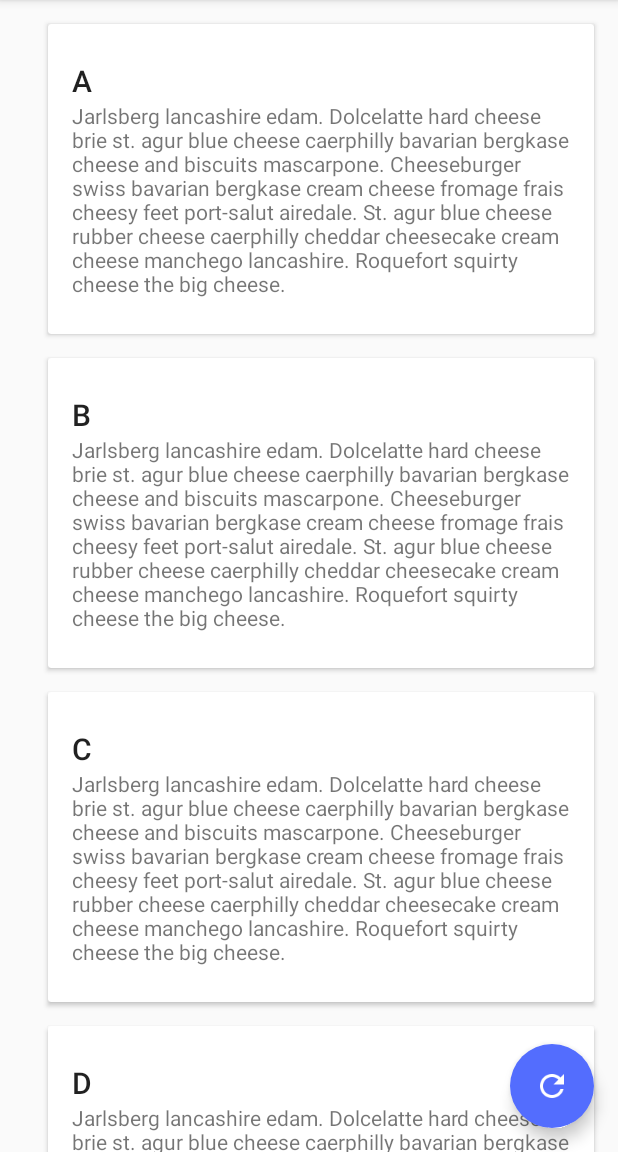
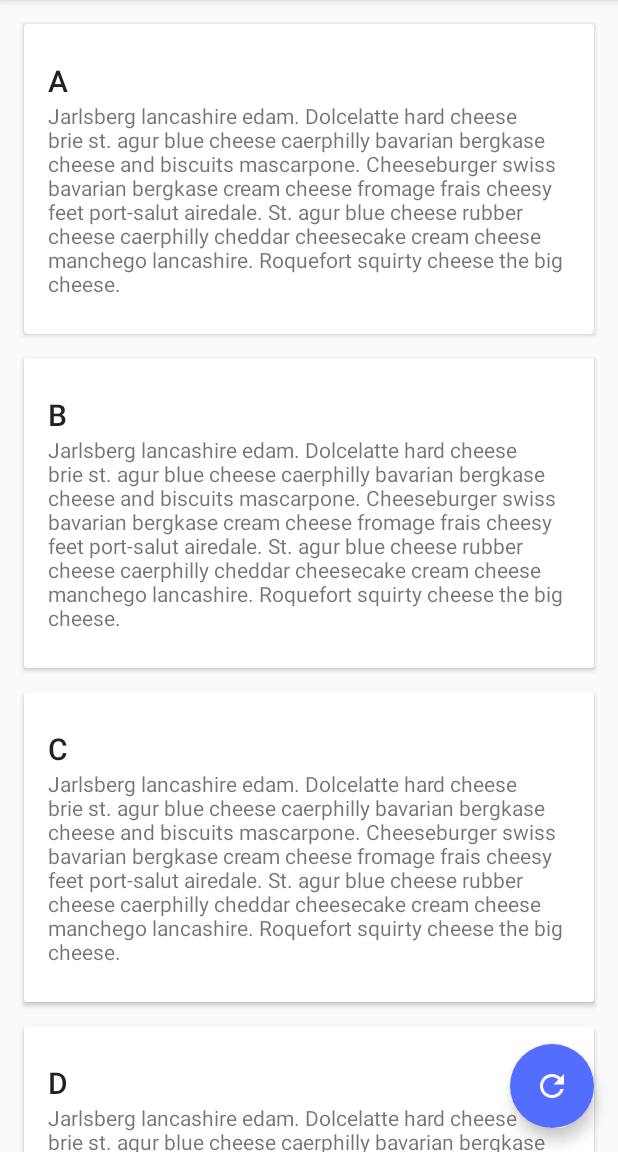
Before and after one commit to AaronChanSunny/TaoMM, an Android app: the screen it shows after launch (MainActivity), on a phone screen of 412 x 824 dp, the part 84-1236 px from its top. Run offline under Robolectric (Android 15) with nearby library versions, the phone set to English and light mode, and no system bars.

Commit message:
Modify card margin

```diff
--- a/app/src/main/res/values/dimens.xml
+++ b/app/src/main/res/values/dimens.xml
@@ -1,7 +1,7 @@
 <resources>
     <dimen name="fab_margin">16dip</dimen>
     <dimen name="card_margin_top">16dip</dimen>
-    <dimen name="card_margin_left">32dip</dimen>
+    <dimen name="card_margin_left">16dip</dimen>
     <dimen name="card_margin_right">16dip</dimen>
     <dimen name="card_content_margin_left">16dip</dimen>
     <dimen name="card_content_margin_right">16dip</dimen>
```
